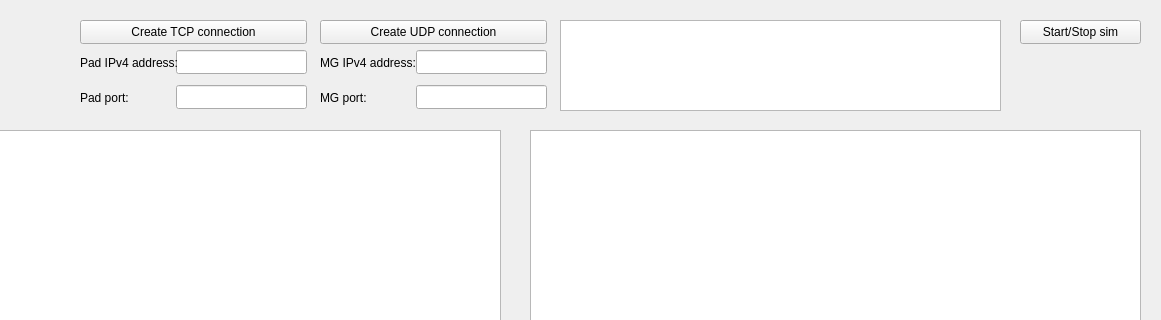
The window that form.ui (CarletonURocketry/hybrid-engine-ui) describes before a commit, drawn with Qt 5; both pictures show x 130 to 1291 and y 0 to 320 of the 1291 by 787 pixel window.
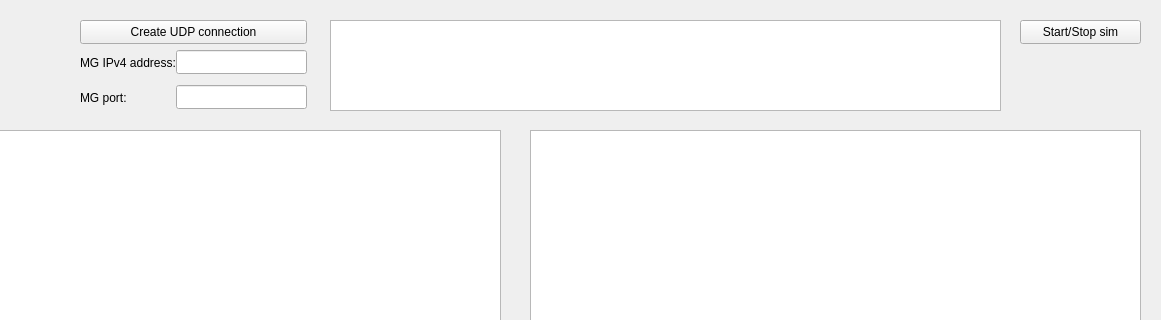
The same window after the commit. Icons and pictures are not drawn. Custom widgets are drawn as their Qt base class.

Commit message: Removed TCP from UI and backend

What changed in the file:
```diff
--- a/form.ui
+++ b/form.ui
@@ -113,71 +113,12 @@
     </rect>
    </property>
   </widget>
-  <widget class="QLineEdit" name="tcpIpAddressInput">
-   <property name="geometry">
-    <rect>
-     <x>306</x>
-     <y>50</y>
-     <width>131</width>
-     <height>24</height>
-    </rect>
-   </property>
-  </widget>
-  <widget class="QPushButton" name="tcpConnectButton">
-   <property name="geometry">
-    <rect>
-     <x>210</x>
-     <y>20</y>
-     <width>227</width>
-     <height>24</height>
-    </rect>
-   </property>
-   <property name="text">
-    <string>Create TCP connection</string>
-   </property>
-  </widget>
-  <widget class="QLabel" name="tcpIpAddressLabel">
-   <property name="geometry">
-    <rect>
-     <x>210</x>
-     <y>55</y>
-     <width>101</width>
-     <height>16</height>
-    </rect>
-   </property>
-   <property name="text">
-    <string>Pad IPv4 address: </string>
-   </property>
-  </widget>
-  <widget class="QLineEdit" name="tcpPortInput">
-   <property name="geometry">
-    <rect>
-     <x>306</x>
-     <y>85</y>
-     <width>131</width>
-     <height>24</height>
-    </rect>
-   </property>
-  </widget>
-  <widget class="QLabel" name="tcpPortLabel">
-   <property name="geometry">
-    <rect>
-     <x>210</x>
-     <y>90</y>
-     <width>101</width>
-     <height>16</height>
-    </rect>
-   </property>
-   <property name="text">
-    <string>Pad port: </string>
-   </property>
-  </widget>
   <widget class="QTextBrowser" name="logOutput">
    <property name="geometry">
     <rect>
-     <x>690</x>
+     <x>460</x>
      <y>20</y>
-     <width>441</width>
+     <width>671</width>
      <height>91</height>
     </rect>
    </property>
@@ -185,7 +126,7 @@
   <widget class="QLabel" name="udpPortLabel">
    <property name="geometry">
     <rect>
-     <x>450</x>
+     <x>210</x>
      <y>90</y>
      <width>101</width>
      <height>16</height>
@@ -198,7 +139,7 @@
   <widget class="QLineEdit" name="udpPortInput">
    <property name="geometry">
     <rect>
-     <x>546</x>
+     <x>306</x>
      <y>85</y>
      <width>131</width>
      <height>24</height>
@@ -208,7 +149,7 @@
   <widget class="QLineEdit" name="udpIpAddressInput">
    <property name="geometry">
     <rect>
-     <x>546</x>
+     <x>306</x>
      <y>50</y>
      <width>131</width>
      <height>24</height>
@@ -218,7 +159,7 @@
   <widget class="QPushButton" name="udpConnectButton">
    <property name="geometry">
     <rect>
-     <x>450</x>
+     <x>210</x>
      <y>20</y>
      <width>227</width>
      <height>24</height>
@@ -231,7 +172,7 @@
   <widget class="QLabel" name="udpIpAddressLabel">
    <property name="geometry">
     <rect>
-     <x>450</x>
+     <x>210</x>
      <y>55</y>
      <width>101</width>
      <height>16</height>
```
The commit also changes 3 other files.
